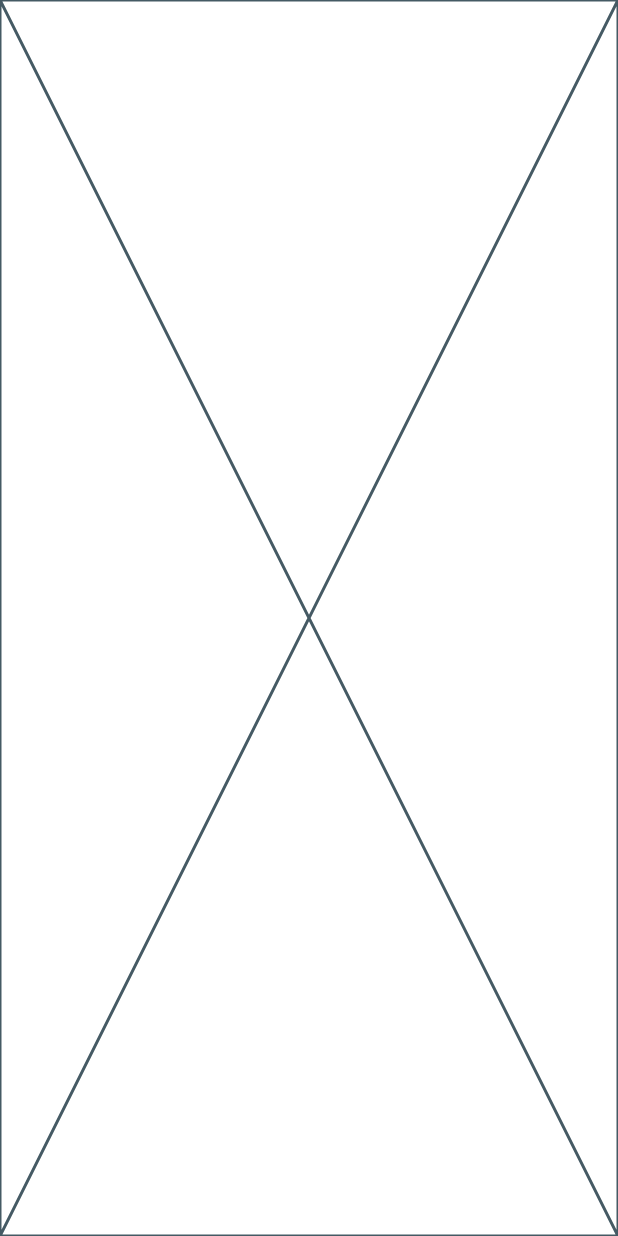
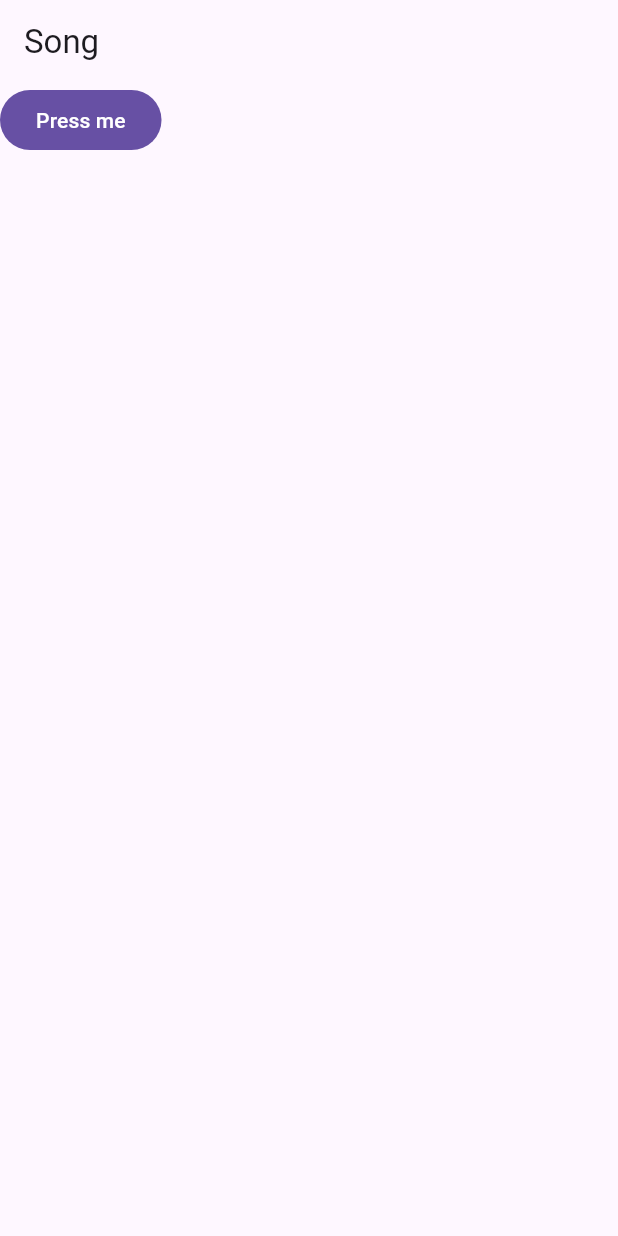
Before and after one commit to ioverpi/projectc, a Flutter app: the screen it shows after launch, on a phone screen of 412 x 824 dp. Run offline on Flutter 3.47's test engine with Material 3 defaults, Android fonts, the light colour scheme and no system bars; our stand-ins replace audioplayers, flutter_riverpod; missing offline and left inert: serverpod, serverpod_client.

Commit message:
Made a new page

```diff
--- a/projectc_flutter/lib/app/app.dart
+++ b/projectc_flutter/lib/app/app.dart
@@ -1,4 +1,5 @@
 import 'package:flutter/material.dart';
+import 'package:projectc_flutter/features/songs/presentation/song.dart';
 
 class MyApp extends StatelessWidget {
   const MyApp({super.key});
@@ -9,7 +10,7 @@ class MyApp extends StatelessWidget {
       title: 'Serverpod Demo',
       theme: ThemeData.light(),
       darkTheme: ThemeData.dark(),
-      home: Placeholder(), //const MyHomePage(title: 'Serverpod Example'),
+      home: SongPage(), //const MyHomePage(title: 'Serverpod Example'),
     );
   }
 }
--- /dev/null
+++ b/projectc_flutter/lib/features/songs/presentation/song.dart
@@ -0,0 +1,36 @@
+import 'package:audioplayers/audioplayers.dart';
+import 'package:flutter/material.dart';
+import 'package:flutter_riverpod/flutter_riverpod.dart';
+
+class SongPage extends ConsumerStatefulWidget {
+  const SongPage({super.key});
+
+  @override
+  ConsumerState<ConsumerStatefulWidget> createState() => _SongPage();
+}
+
+class _SongPage extends ConsumerState<SongPage> {
+  @override
+  Widget build(BuildContext context) {
+    return Scaffold(
+      appBar: AppBar(
+        title: const Text("Song"),
+      ),
+      body: FilledButton(
+        child: const Text("Press me"),
+        onPressed: () async {
+          AudioPlayer player1 = AudioPlayer();
+          AudioPlayer player2 = AudioPlayer();
+
+          await player1.setSource(UrlSource("https://samplelib.com/lib/preview/mp3/sample-6s.mp3"));
+          await player2.setSource(UrlSource("https://samplelib.com/lib/preview/mp3/sample-9s.mp3"));
+
+          await Future.wait([
+            player1.resume(),
+            player2.resume(),
+          ]);
+        },
+      ),
+    );
+  }
+}
--- a/projectc_flutter/pubspec.yaml
+++ b/projectc_flutter/pubspec.yaml
@@ -34,6 +34,7 @@ dependencies:
   cupertino_icons: ^1.0.5
   flutter_riverpod: ^2.6.1
   riverpod_annotation: ^2.6.1
+  audioplayers: ^6.1.0
 
 dev_dependencies:
   build_runner: ^2.4.13
```
Also changed, not shown: 5 other files.
